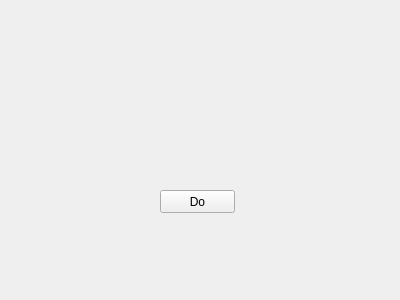
Qt form test2-150930/otsu.ui (nomarlo/analisis-de-imagenes) before a commit.
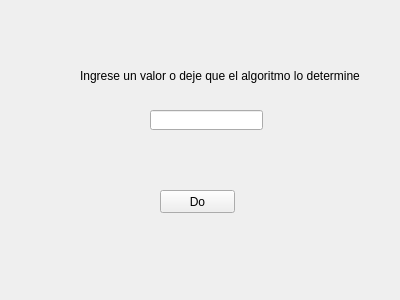
The same form after that commit.

Commit message: Otsu: modificacion en los metodos, se puede agragr una t arbitraria

Diff of the .ui file:
```diff
--- a/test2-150930/otsu.ui
+++ b/test2-150930/otsu.ui
@@ -26,6 +26,29 @@
     <string>Do</string>
    </property>
   </widget>
+  <widget class="QLineEdit" name="valorT">
+   <property name="geometry">
+    <rect>
+     <x>150</x>
+     <y>110</y>
+     <width>113</width>
+     <height>20</height>
+    </rect>
+   </property>
+  </widget>
+  <widget class="QLabel" name="label">
+   <property name="geometry">
+    <rect>
+     <x>80</x>
+     <y>50</y>
+     <width>281</width>
+     <height>51</height>
+    </rect>
+   </property>
+   <property name="text">
+    <string>Ingrese un valor o deje que el algoritmo lo determine</string>
+   </property>
+  </widget>
  </widget>
  <resources/>
  <connections/>
```
Left out of the diff: 22 changed lines with no effect on the pictures. The commit also changes 5 other files.
